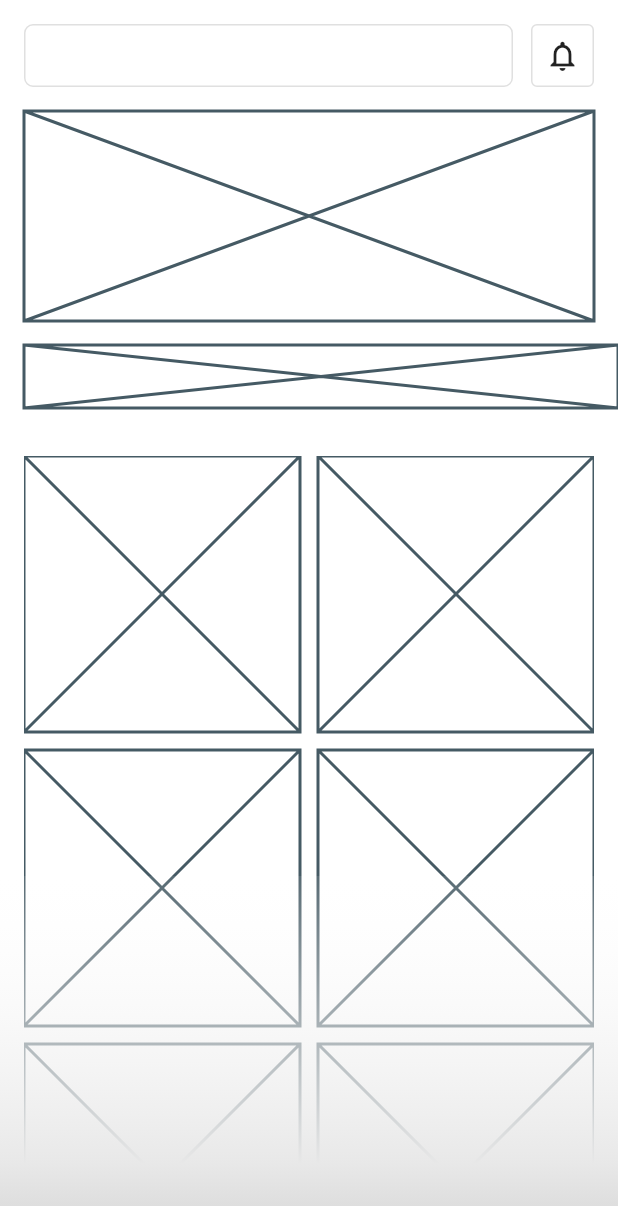
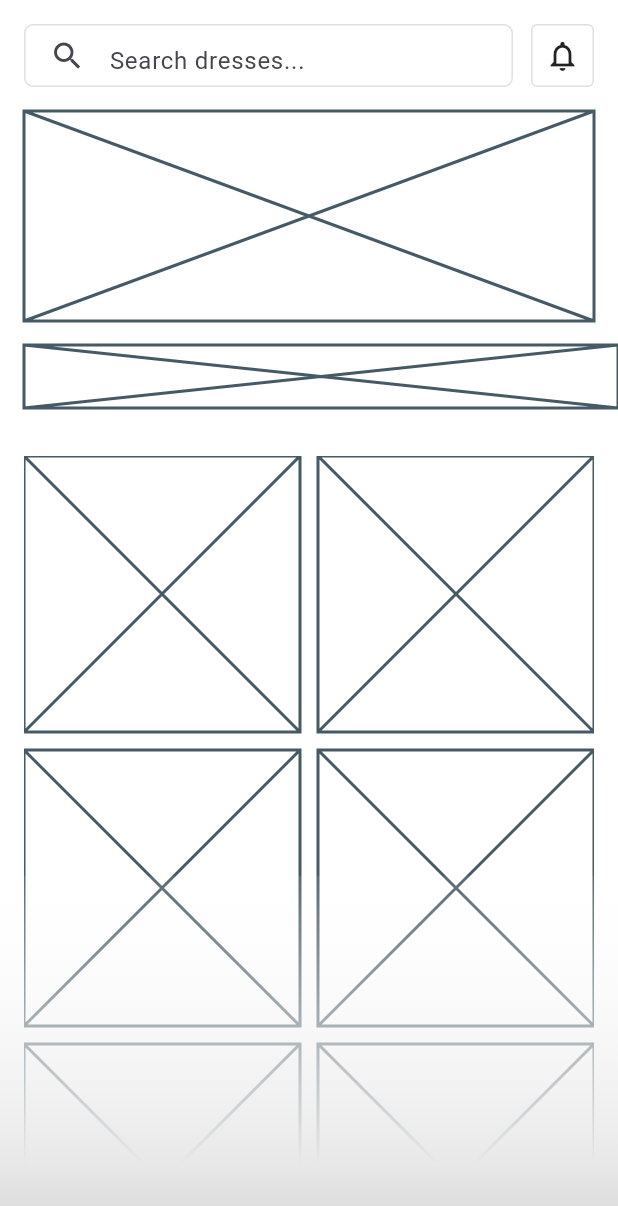
Before and after one commit to JAICHANGPARK/flutter_notebook_chapter_51, a Flutter app: the DressRentalHomePage screen opened directly, on a phone screen of 412 x 824 dp. Shown: the top 1206 px of the screen. Run offline on Flutter 3.47's test engine with Material 3 defaults, Android fonts, the phone set to English and light mode, and no system bars; our stand-ins replace hugeicons.

Commit message:
Update dress_rental_home_page.dart

```diff
--- a/lib/ep2555_dress_rental_app/ui/dress_rental_home_page.dart
+++ b/lib/ep2555_dress_rental_app/ui/dress_rental_home_page.dart
@@ -30,9 +30,17 @@ class _DressRentalHomePageState extends State<DressRentalHomePage> {
                       children: [
                         Expanded(
                           child: Container(
+                            padding: EdgeInsets.only(left: 16),
                             decoration: BoxDecoration(
                               borderRadius: .circular(6),
                               border: .all(color: Colors.grey[300]!),
+                            ),
+                            child: TextField(
+                              decoration: InputDecoration(
+                                icon: Icon(Icons.search),
+                                hintText: "Search dresses...",
+                                border: .none,
+                              ),
                             ),
                           ),
                         ),
```
